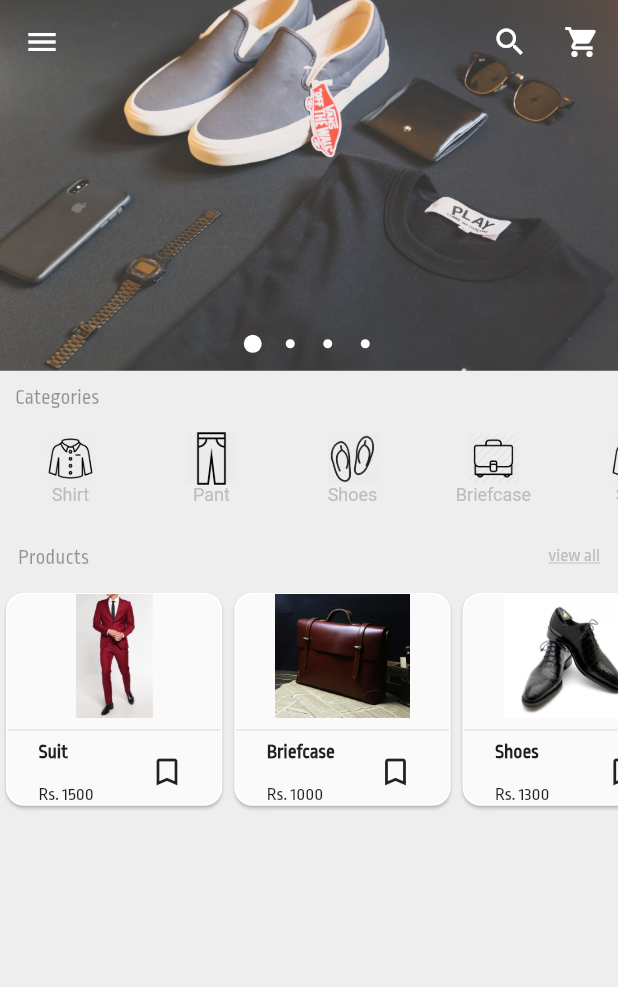
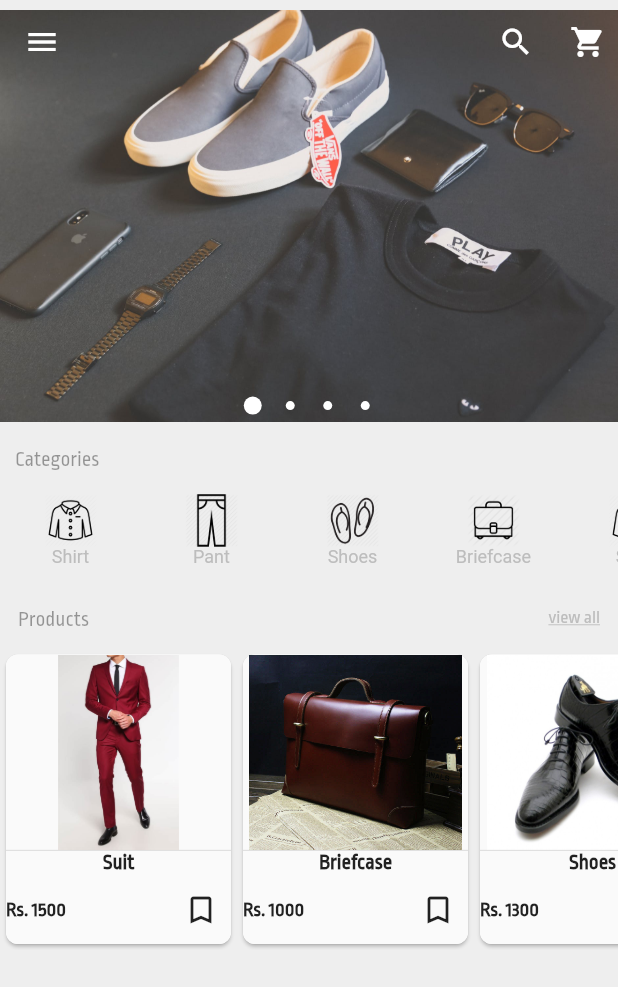
Before and after one commit to nehamdr225/shopping_application_esellglobe, a Flutter app: the screen it shows after launch, after a tap on "Continue without signin!", on a phone screen of 412 x 824 dp. Shown: the top 987 px of the screen. Run offline on Flutter 3.47's test engine with Material 2 defaults, Android fonts, the phone set to English and light mode, and no system bars; drawn by our look-alikes of carousel_pro; our stand-ins replace smooth_star_rating; missing offline and left inert: flutter_statusbarcolor; Roboto replaces fonts that are missing (Montserrat).

Commit message:
improved card layout; refactor products

```diff
--- a/lib/pages/Home.dart
+++ b/lib/pages/Home.dart
@@ -12,7 +12,7 @@ class HomePageApp extends StatelessWidget {
   @override
   Widget build(BuildContext context) {
     FlutterStatusbarcolor.setStatusBarColor(Colors.black87);
-    var screenHeight = MediaQuery.of(context).size.height / 100;
+    var screenHeight = MediaQuery.of(context).size.height;
     return SafeArea(
       child: Scaffold(
         backgroundColor: Colors.grey[200],
@@ -23,10 +23,19 @@ class HomePageApp extends StatelessWidget {
               backgroundColor: Colors.grey[200],
               floating: true,
               flexibleSpace: FCarousel(),
-              expandedHeight: screenHeight * 30,
+              expandedHeight: screenHeight * 0.35,
               actions: <Widget>[
-                FIcons(icon: Icons.search, color: icontheme),
-                FIcons(icon: Icons.shopping_cart, color: icontheme)
+                FIcons(
+                  icon: Icons.search,
+                  alignment: Alignment.centerRight,
+                  color: icontheme,
+                  onPressed: () {},
+                ),
+                FIcons(
+                    icon: Icons.shopping_cart,
+                    alignment: Alignment.centerRight,
+                    color: icontheme,
+                    onPressed: () {})
               ],
             ),
             FSlider(),
--- a/lib/widget/Icons.dart
+++ b/lib/widget/Icons.dart
@@ -3,16 +3,17 @@ import 'package:flutter/material.dart';
 class FIcons extends StatelessWidget {
   final IconData icon;
   final Color color;
-  FIcons({this.icon, this.color});
+  final Function onPressed;
+  final Alignment alignment;
+  FIcons({this.icon, this.color, this.onPressed, this.alignment});
   Widget build(BuildContext context) {
     return IconButton(
+      alignment: alignment,
       icon: Icon(
         icon,
         color: color,
       ),
-      onPressed: () {
-        Navigator.pop(context);
-      },
+      onPressed: onPressed,
     );
   }
 }
--- a/lib/widget/Product.dart
+++ b/lib/widget/Product.dart
@@ -1,6 +1,7 @@
+import 'package:EsellGlobe/widget/atoms/Details.dart';
+import 'package:EsellGlobe/widget/atoms/ImageHolder.dart';
 import 'package:flutter/material.dart';
 import '../pages/ProductDetails.dart';
-import '../pages/Wishlist.dart';
 
 class Product extends StatelessWidget {
   final name;
@@ -20,19 +21,15 @@ class Product extends StatelessWidget {
 
   @override
   Widget build(BuildContext context) {
-    var screenHeight = MediaQuery.of(context).size.height / 100;
-    var screenWidth = MediaQuery.of(context).size.width / 100;
     return Card(
       borderOnForeground: true,
       shape: RoundedRectangleBorder(
-          borderRadius: BorderRadius.circular(12.0),
+        borderRadius: BorderRadius.circular(8.0),
       ),
       child: Container(
-            height: screenHeight * 30,
-            width: screenWidth * 35,
-            padding: EdgeInsets.all(1.0),
+        width: 150,
         child: Material(
-              borderRadius: BorderRadius.circular(12.0),
+          borderRadius: BorderRadius.circular(8.0),
           child: InkWell(
             onTap: () {
               Navigator.of(context).push(MaterialPageRoute(
@@ -44,58 +41,14 @@ class Product extends StatelessWidget {
             },
             child: Column(
               children: <Widget>[
-                    Container(
-                      height: screenHeight * 10,
-                      width: screenWidth * 35,
-                      child: Image.asset(image),
-                    ),
-                    Divider(),
-                    Container(
-                        // alignment: Alignment.bottomLeft,
-                        padding: EdgeInsets.only(left: screenWidth * 5.0),
-                        height: screenHeight * 3,
-                        child: Row(
-                          children: <Widget>[
-                            Container(
-                              width: screenWidth * 15,
-                              alignment: Alignment.topLeft,
-                              child: Text(
-                                name,
-                                style: TextStyle(
-                                    fontWeight: FontWeight.bold,
-                                    fontSize: 13.0),
-                                textAlign: TextAlign.left,
-                              ),
-                            ),
-                            Container(
-                              alignment: Alignment.centerRight,
-                              child: IconButton(
-                                icon: Icon(
-                                  Icons.bookmark_border,
-                                  size: 24.0,
-                                ),
-                                onPressed: () {
-                                  Navigator.of(context).push(MaterialPageRoute(
-                                      builder: (context) => WishlistPage()));
-                                },
-                              ),
-                            )
-                          ],
-                        )),
-                    Padding(
-                      padding: EdgeInsets.all(screenWidth * 0.5),
-                    ),
-                    Container(
-                        padding: EdgeInsets.only(left: screenWidth * 5.0),
-                        alignment: Alignment.bottomLeft,
-                        height: screenHeight * 1.5,
-                        child: Text(
-                          price,
-                          textAlign: TextAlign.left,
-                        )),
+                ImageHolder(image: image),
+                Divider(height: 1),
+                Details(name:name, price: price,),
               ],
             ),
           ),
-            )));
+        ),
+      ),
+    );
   }
 }
--- /dev/null
+++ b/lib/widget/atoms/Details.dart
@@ -0,0 +1,41 @@
+import 'package:EsellGlobe/pages/Wishlist.dart';
+import 'package:EsellGlobe/widget/Icons.dart';
+import 'package:flutter/material.dart';
+
+class Details extends StatelessWidget {
+  final String name;
+  final String price;
+  Details({this.name, this.price});
+  @override
+  Widget build(BuildContext context) {
+    // var screenHeight = MediaQuery.of(context).size.height;
+    // var screenWidth = MediaQuery.of(context).size.width;
+    return Container(
+        // height: 61,
+        child: Column(
+          children: <Widget>[
+            Text(
+              name,
+              style: TextStyle(fontWeight: FontWeight.bold, fontSize: 14.0),
+              textAlign: TextAlign.center,
+            ),
+            Row(
+              children: <Widget>[
+              Expanded(child:
+              Text(
+                price,
+                style: TextStyle(fontWeight: FontWeight.bold, fontSize: 13.0),
+                textAlign: TextAlign.left,
+              )),
+              Expanded(child:FIcons(
+                  icon: Icons.bookmark_border,
+                  alignment: Alignment.centerRight,
+                  onPressed: () {
+                    Navigator.of(context).push(MaterialPageRoute(
+                        builder: (context) => WishlistPage()));
+                  }))
+            ]),
+          ],
+        ));
+  }
+}
--- /dev/null
+++ b/lib/widget/atoms/ImageHolder.dart
@@ -0,0 +1,13 @@
+import 'package:flutter/material.dart';
+
+class ImageHolder extends StatelessWidget {
+  final image;
+  ImageHolder({this.image});
+  @override
+  Widget build(BuildContext context) {
+    return Container(
+      height: 130,
+      child: Image.asset(image),
+    );
+  }
+}
--- a/lib/widget/containers/Products.dart
+++ b/lib/widget/containers/Products.dart
@@ -37,7 +37,7 @@ class ProductContainer extends StatelessWidget {
               ])
             ])),
         Container(
-          height: 150.0,
+          height: 201.0,
           child: ListView.builder(
             itemCount: 10,
             scrollDirection: Axis.horizontal,
```
Also changed, not shown: lib/controller/httprequests.dart (deleted, +0 -72 lines), lib/helpers/Api.dart (+24 -52 lines), lib/helpers/Fetch.dart (added, +36 -0 lines), pubspec.yaml (+3 -27 lines), 1 other file. Lines whose indentation alone changed are shown as unchanged.
